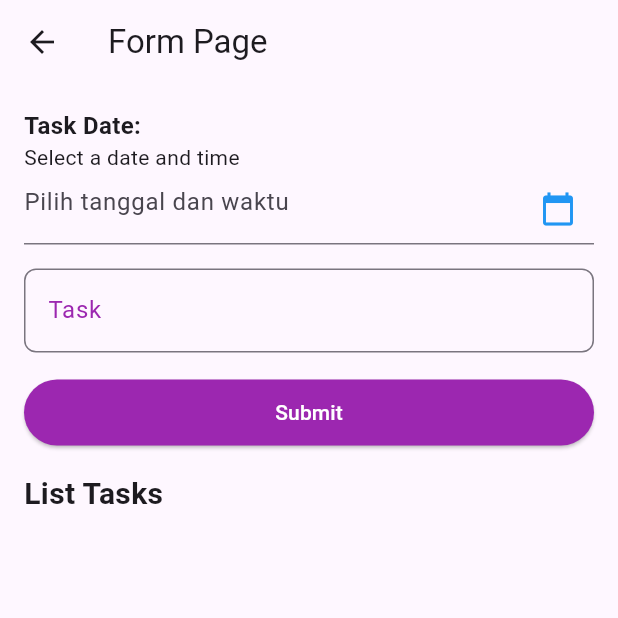
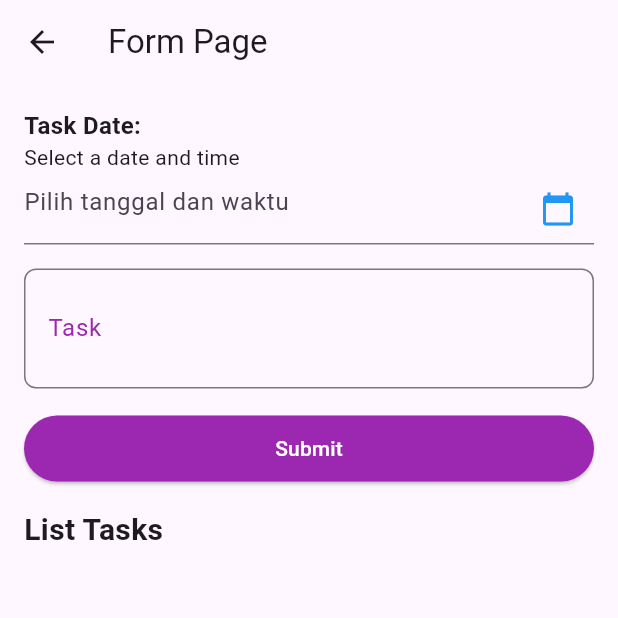
Before and after one commit to IrfanHidayatulahP/TodoApp_0142, a Flutter app: the TodoPage screen opened directly, on a phone screen of 412 x 824 dp, the top half of it. Run offline on Flutter 3.47's test engine with Material 3 defaults, Android fonts, the phone set to English and light mode, and no system bars.

Commit message:
memperbesar ukuran formfield task

```diff
--- a/lib/todo_page.dart
+++ b/lib/todo_page.dart
@@ -118,6 +118,7 @@ class _TodoPageState extends State<TodoPage> {
                     const SizedBox(height: 16),
                     TextFormField(
                       controller: _taskController,
+                      maxLines: 2, // Membuat field lebih besar
                       decoration: InputDecoration(
                         labelText: "Task",
                         labelStyle: const TextStyle(color: Colors.purple),
@@ -126,6 +127,7 @@ class _TodoPageState extends State<TodoPage> {
                           borderSide: const BorderSide(color: Colors.purple),
                           borderRadius: BorderRadius.circular(8),
                         ),
+                        contentPadding: const EdgeInsets.symmetric(vertical: 16, horizontal: 12), // Menambah padding agar lebih besar
                       ),
                       validator: (value) {
                         if (value!.isEmpty) {
```
